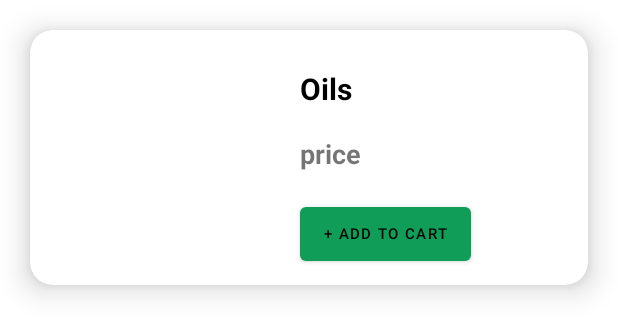
After one commit to adityapatil-03/Gkart, an Android app: the layout cart_card.xml on its own in the app's theme, with its tools: preview values and no code run, on a phone screen of 412 x 824 dp. The commit adds this screen. Shown: the top 335 px of the screen. Run offline under Robolectric (Android 15) with nearby library versions, the phone set to English and light mode, and no system bars.

Commit message:
Tag added

```diff
--- a/app/src/main/java/com/example/gkart/myadapter.java
+++ b/app/src/main/java/com/example/gkart/myadapter.java
@@ -6,6 +6,7 @@ import android.util.Log;
 import android.view.LayoutInflater;
 import android.view.View;
 import android.view.ViewGroup;
+import android.widget.Button;
 import android.widget.ImageView;
 import android.widget.TextView;
 
@@ -42,6 +43,7 @@ public class myadapter extends RecyclerView.Adapter<myadapter.viewholder>{
     public void onBindViewHolder(@NonNull viewholder holder, int position) {
         holder.name.setText( products.get(position).getName());
         holder.price.setText(rupee+products.get(position).getPrice());
+        holder.add_cart.setTag(products.get(position).getName());
         Glide.with(holder.img.getContext()).load(products.get(position).getImage()).into(holder.img);
 //        Log.d("pranav", "getItemCount: "+position);
     }
@@ -54,11 +56,13 @@ public class myadapter extends RecyclerView.Adapter<myadapter.viewholder>{
     public class viewholder extends RecyclerView.ViewHolder implements View.OnClickListener{
         ImageView  img;
         TextView price,name;
+        Button add_cart;
         public viewholder(@NonNull View itemView) {
             super(itemView);
             img = (ImageView) itemView.findViewById(R.id.product_image);
             price = (TextView) itemView.findViewById(R.id.product_price);
             name = (TextView) itemView.findViewById(R.id.product_name);
+            add_cart = (Button) itemView.findViewById(R.id.button2);
             itemView.setOnClickListener(this);
         }
 
--- /dev/null
+++ b/app/src/main/res/layout/cart_card.xml
@@ -0,0 +1,60 @@
+<?xml version="1.0" encoding="utf-8"?>
+<androidx.cardview.widget.CardView xmlns:android="http://schemas.android.com/apk/res/android"
+    xmlns:app="http://schemas.android.com/apk/res-auto"
+
+    app:cardCornerRadius="15dp"
+    app:cardElevation="12dp"
+    android:layout_width="match_parent"
+    android:layout_height="wrap_content"
+    android:layout_row="0"
+    android:layout_rowWeight="1"
+    android:layout_column="0"
+    android:layout_columnWeight="1"
+    android:layout_gravity="fill"
+    android:layout_margin="20dp"
+    android:onClick="cardClick">
+
+    <ImageView
+        android:id="@+id/product_image"
+        android:layout_width="130sp"
+        android:layout_height="150sp"
+        android:layout_margin="10sp"
+        android:layout_gravity="left"
+        android:layout_marginTop="1sp" />
+
+    <TextView
+        android:id="@+id/product_name"
+        android:layout_width="wrap_content"
+        android:layout_height="wrap_content"
+        android:layout_marginTop="25sp"
+        android:layout_marginLeft="180sp"
+        android:text="Oils"
+        android:textAlignment="center"
+        android:textColor="@color/black"
+        android:textSize="20sp"
+        android:textStyle="bold" />
+
+    <TextView
+        android:id="@+id/product_price"
+        android:layout_width="wrap_content"
+        android:layout_height="wrap_content"
+        android:layout_marginTop="70dp"
+
+        android:layout_marginLeft="180sp"
+        android:text="price"
+        android:textSize="18sp"
+
+        android:textStyle="bold" />
+
+    <Button
+        android:id="@+id/add_to_cart"
+        android:layout_width="wrap_content"
+        android:layout_height="wrap_content"
+        android:layout_gravity="bottom"
+        android:layout_marginLeft="180dp"
+        android:layout_marginBottom="10dp"
+        android:textSize="10dp"
+        android:text="+ Add to cart" />
+
+
+</androidx.cardview.widget.CardView>
```
Also changed, not shown: app/src/main/java/com/example/gkart/Product_display.java (+16 -17 lines), app/src/main/res/layout/activity_cart.xml (+7 -13 lines), app/src/main/res/layout/card.xml (+6 -3 lines).
